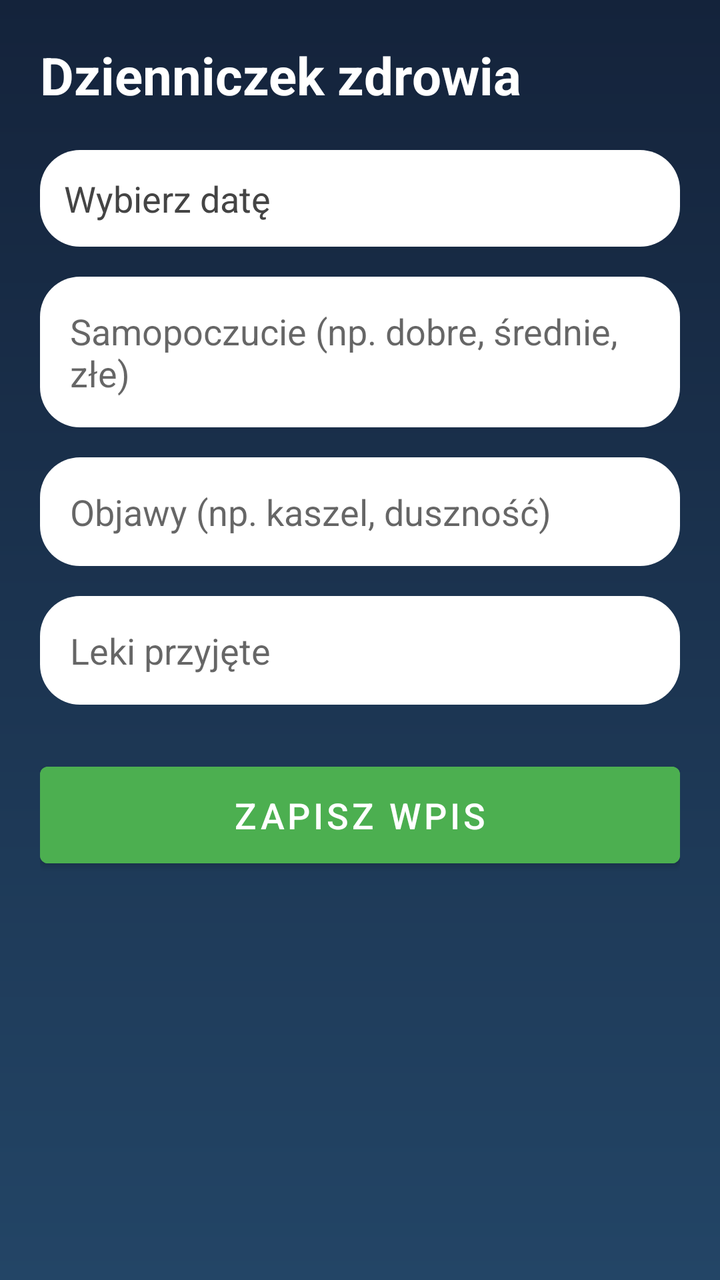
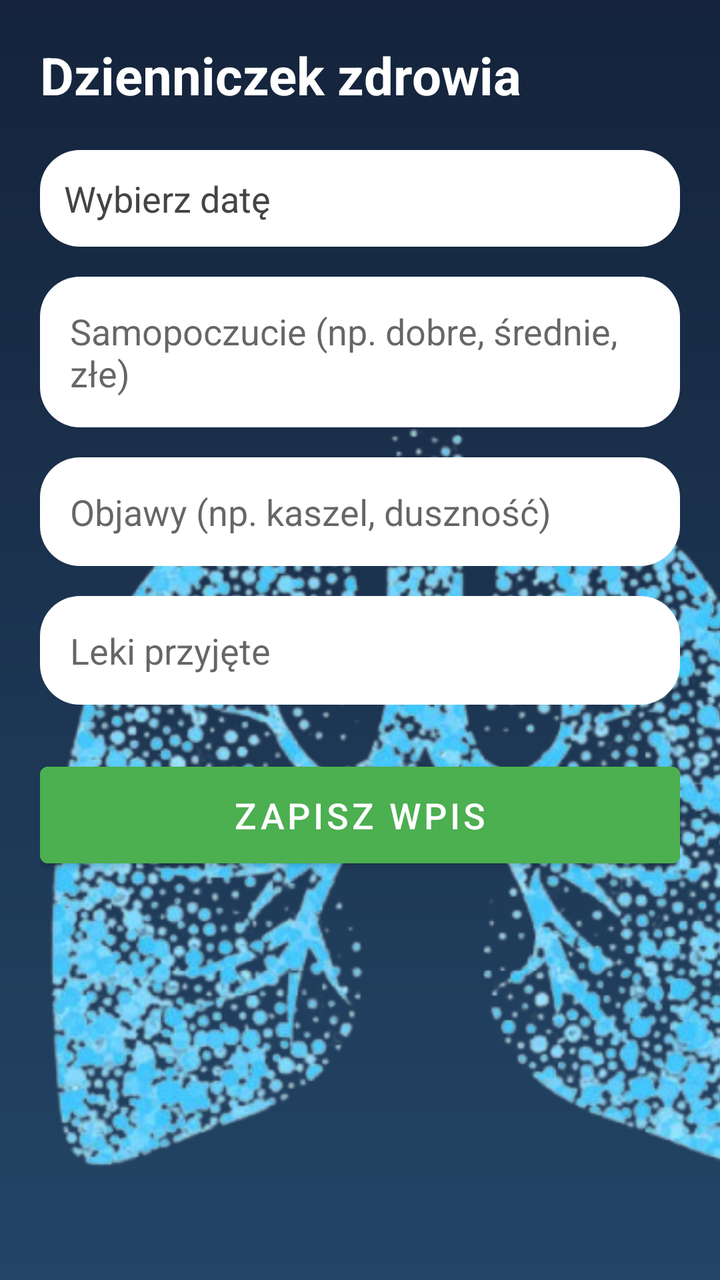

Compare the two renders of this Android layout. The source of the first and the diff that turns it into the second are given below.
<!-- AndroidManifest.xml: application theme Theme.MyApplication -->
<!-- res/layout/fragment_dairy.xml -->
<?xml version="1.0" encoding="utf-8"?>
<ScrollView xmlns:android="http://schemas.android.com/apk/res/android"
    android:layout_width="match_parent"
    android:layout_height="match_parent"
    android:padding="20dp"
    android:background="@drawable/gradient_bg">


    <LinearLayout
        android:layout_width="match_parent"
        android:layout_height="wrap_content"
        android:orientation="vertical">

        
        <TextView
            android:layout_width="match_parent"
            android:layout_height="wrap_content"
            android:text="Dzienniczek zdrowia"
            android:textSize="26sp"
            android:textStyle="bold"
            android:textColor="@color/white"
            android:paddingBottom="20dp" />

        
        <TextView
            android:id="@+id/tvDate"
            android:layout_width="match_parent"
            android:layout_height="wrap_content"
            android:text="Wybierz datę"
            android:textColor="#444"
            android:textSize="18sp"
            android:padding="12dp"
            android:background="@drawable/card_white"
            android:drawablePadding="10dp"/>

        
        <EditText
            android:id="@+id/etMood"
            android:layout_width="match_parent"
            android:layout_height="wrap_content"
            android:hint="Samopoczucie (np. dobre, średnie, złe)"
            android:padding="15dp"
            android:background="@drawable/card_white"
            android:textColor="#222"
            android:layout_marginTop="15dp" />

        
        <EditText
            android:id="@+id/etSymptoms"
            android:layout_width="match_parent"
            android:layout_height="wrap_content"
            android:hint="Objawy (np. kaszel, duszność)"
            android:padding="15dp"
            android:background="@drawable/card_white"
            android:textColor="#222"
            android:layout_marginTop="15dp" />

        
        <EditText
            android:id="@+id/etMeds"
            android:layout_width="match_parent"
            android:layout_height="wrap_content"
            android:hint="Leki przyjęte"
            android:padding="15dp"
            android:background="@drawable/card_white"
            android:textColor="#222"
            android:layout_marginTop="15dp" />

        
        <Button
            android:id="@+id/btnSave"
            android:layout_width="match_parent"
            android:layout_height="wrap_content"
            android:text="Zapisz wpis"
            android:backgroundTint="#4CAF50"
            android:textColor="#FFFFFF"
            android:layout_marginTop="25dp"
            android:padding="12dp"
            android:textSize="18sp" />

    </LinearLayout>

</ScrollView>
<!-- resources referenced by this layout -->
<resources>
  <color name="white">#FFFFFFFF</color>
  <!-- drawable card_white (drawable) -->
  <?xml version="1.0" encoding="utf-8"?>
  <shape xmlns:android="http://schemas.android.com/apk/res/android"
      android:shape="rectangle">
      <solid android:color="@android:color/white"/>
      <corners android:radius="20dp"/>
      <padding
          android:left="20dp"
          android:top="20dp"
          android:right="20dp"
          android:bottom="20dp"/>
  </shape>
  <!-- drawable gradient_bg (drawable) -->
  <?xml version="1.0" encoding="utf-8"?>
  <shape xmlns:android="http://schemas.android.com/apk/res/android"
      android:shape="rectangle">
  
      <gradient
          android:startColor="#14233B"
          android:endColor="#234566"
          android:angle="270" />
  </shape>
  <style name="Theme.MyApplication" parent="Theme.MaterialComponents.DayNight.DarkActionBar">
          
          <item name="colorPrimary">@color/purple_500</item>
          <item name="colorPrimaryVariant">@color/purple_700</item>
          <item name="colorOnPrimary">@color/white</item>
          
          <item name="colorSecondary">@color/teal_200</item>
          <item name="colorSecondaryVariant">@color/teal_700</item>
          <item name="colorOnSecondary">@color/black</item>
          
          <item name="android:statusBarColor">?attr/colorPrimaryVariant</item>
          
      </style>
  <color name="purple_500">#FF6200EE</color>
  <color name="purple_700">#FF3700B3</color>
  <color name="teal_200">#FF03DAC5</color>
  <color name="teal_700">#FF018786</color>
  <color name="black">#FF000000</color>
</resources>

<!-- the commit's change to res/layout/fragment_dairy.xml (unified diff, before → after) -->
@@ -1,15 +1,32 @@
 <?xml version="1.0" encoding="utf-8"?>
-<ScrollView xmlns:android="http://schemas.android.com/apk/res/android"
+<FrameLayout xmlns:android="http://schemas.android.com/apk/res/android"
     android:layout_width="match_parent"
     android:layout_height="match_parent"
-    android:padding="20dp"
     android:background="@drawable/gradient_bg">
 
+    
+    <ImageView
+        android:id="@+id/bgLungs"
+        android:layout_width="425dp"
+        android:layout_height="475dp"
+        android:alpha="1.0"
+        android:scaleType="centerCrop"
+        android:src="@drawable/lungs"
+        android:translationY="150dp"/>
 
-    <LinearLayout
-        android:layout_width="match_parent"
-        android:layout_height="wrap_content"
-        android:orientation="vertical">
+    
+
+
+    
+<ScrollView
+android:layout_width="match_parent"
+android:layout_height="match_parent"
+android:padding="20dp">
+
+<LinearLayout
+    android:layout_width="match_parent"
+    android:layout_height="wrap_content"
+    android:orientation="vertical">
 
         
         <TextView
@@ -56,18 +73,23 @@
             android:layout_marginTop="15dp" />
 
         
-        <EditText
-            android:id="@+id/etMeds"
-            android:layout_width="match_parent"
-            android:layout_height="wrap_content"
-            android:hint="Leki przyjęte"
-            android:padding="15dp"
-            android:background="@drawable/card_white"
-            android:textColor="#222"
-            android:layout_marginTop="15dp" />
 
-        
-        <Button
+    
+
+
+
+
+    <EditText
+        android:id="@+id/etMeds"
+        android:layout_width="match_parent"
+        android:layout_height="wrap_content"
+        android:layout_marginTop="15dp"
+        android:background="@drawable/card_white"
+        android:hint="Leki przyjęte"
+        android:padding="15dp"
+        android:textColor="#222" />
+
+    <Button
             android:id="@+id/btnSave"
             android:layout_width="match_parent"
             android:layout_height="wrap_content"
@@ -78,6 +100,7 @@
             android:padding="12dp"
             android:textSize="18sp" />
 
-    </LinearLayout>
+</LinearLayout>
 
 </ScrollView>
+    </FrameLayout>
<!-- resource entries referenced after the edit -->
@@ -23,6 +23,7 @@
           android:endColor="#234566"
           android:angle="270" />
   </shape>
+  <!-- drawable lungs: png bitmap (drawable, 315991 bytes) -->
   <style name="Theme.MyApplication" parent="Theme.MaterialComponents.DayNight.DarkActionBar">
           
           <item name="colorPrimary">@color/purple_500</item>
